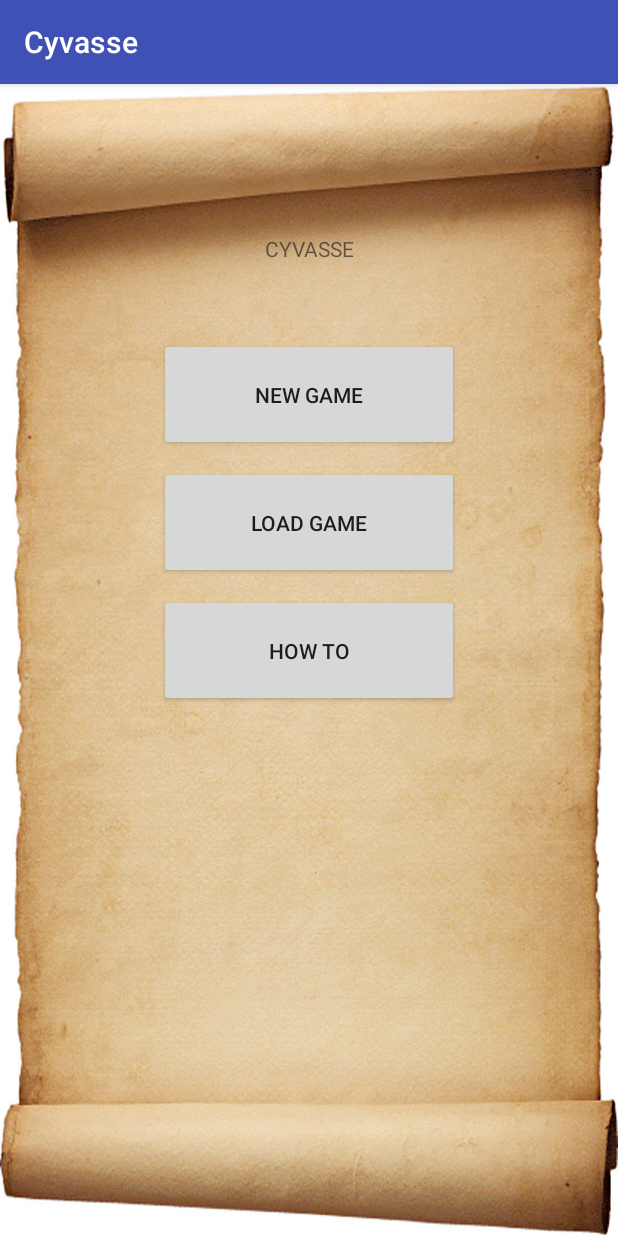
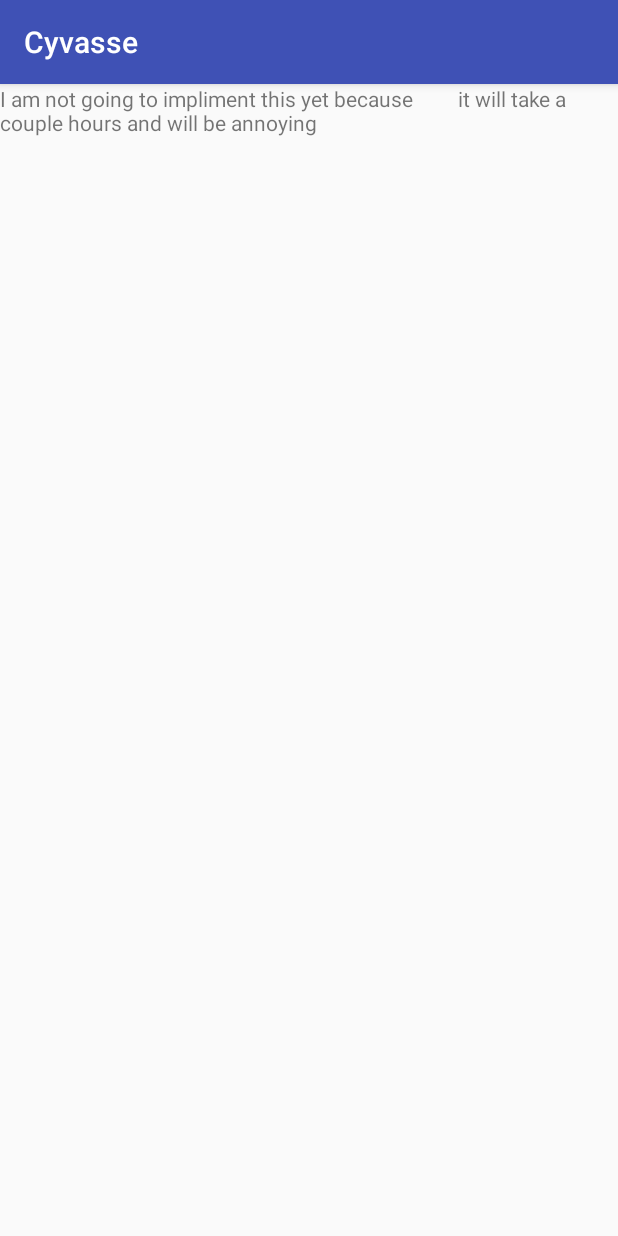
Before and after one commit to chclause/Cyvasse, an Android app: the screen it shows after launch (MainActivity before the commit, HowToActivity after it), after a tap on "HOW TO", on a phone screen of 412 x 824 dp. Run offline under Robolectric (Android 15) with nearby library versions, the phone set to English and light mode, and no system bars.

Commit message:
Added files and linked up buttons for the How To screen

```diff
--- a/app/src/main/AndroidManifest.xml
+++ b/app/src/main/AndroidManifest.xml
@@ -21,7 +21,8 @@
             android:label="@string/title_activity_new_game"
             android:theme="@style/AppTheme.NoActionBar" />
         <activity android:name=".OfflineGameActivity" />
-        <activity android:name=".GameMenuActivity"></activity>
+        <activity android:name=".GameMenuActivity" />
+        <activity android:name=".HowToActivity"></activity>
     </application>
 
 </manifest>
--- a/app/src/main/java/com/example/charlie/cyvasse/GameMenuActivity.kt
+++ b/app/src/main/java/com/example/charlie/cyvasse/GameMenuActivity.kt
@@ -15,7 +15,8 @@ class GameMenuActivity : AppCompatActivity() {
             //TODO: Implement when save functionality exists
         }
         gameMenuHowToButton.setOnClickListener {
-            //TODO: Implement when HowToActivity is created
+            val intent = Intent(applicationContext, HowToActivity::class.java)
+            startActivity(intent)
         }
         gameMenuExitButton.setOnClickListener {
             val intent = Intent(applicationContext, MainActivity::class.java)
--- /dev/null
+++ b/app/src/main/java/com/example/charlie/cyvasse/HowToActivity.kt
@@ -0,0 +1,12 @@
+package com.example.charlie.cyvasse
+
+import android.support.v7.app.AppCompatActivity
+import android.os.Bundle
+
+class HowToActivity : AppCompatActivity() {
+
+    override fun onCreate(savedInstanceState: Bundle?) {
+        super.onCreate(savedInstanceState)
+        setContentView(R.layout.activity_how_to)
+    }
+}
--- a/app/src/main/java/com/example/charlie/cyvasse/MainActivity.kt
+++ b/app/src/main/java/com/example/charlie/cyvasse/MainActivity.kt
@@ -22,7 +22,8 @@ class MainActivity : AppCompatActivity() {
         }
         // How To
         howToButton.setOnClickListener {
-            // TODO: Implement when HowToActivity is created
+            val intent = Intent(applicationContext, HowToActivity::class.java)
+            startActivity(intent)
         }
     }
 }
--- /dev/null
+++ b/app/src/main/res/layout/activity_how_to.xml
@@ -0,0 +1,15 @@
+<?xml version="1.0" encoding="utf-8"?>
+<android.support.constraint.ConstraintLayout xmlns:android="http://schemas.android.com/apk/res/android"
+    xmlns:app="http://schemas.android.com/apk/res-auto"
+    xmlns:tools="http://schemas.android.com/tools"
+    android:layout_width="match_parent"
+    android:layout_height="match_parent"
+    tools:context="com.example.charlie.cyvasse.HowToActivity">
+    <TextView
+        android:id="@+id/notDoingThisText"
+        android:layout_width="wrap_content"
+        android:layout_height="wrap_content"
+        android:text="I am not going to impliment this yet because
+        it will take a couple hours and will be annoying"/>
+
+</android.support.constraint.ConstraintLayout>
```
